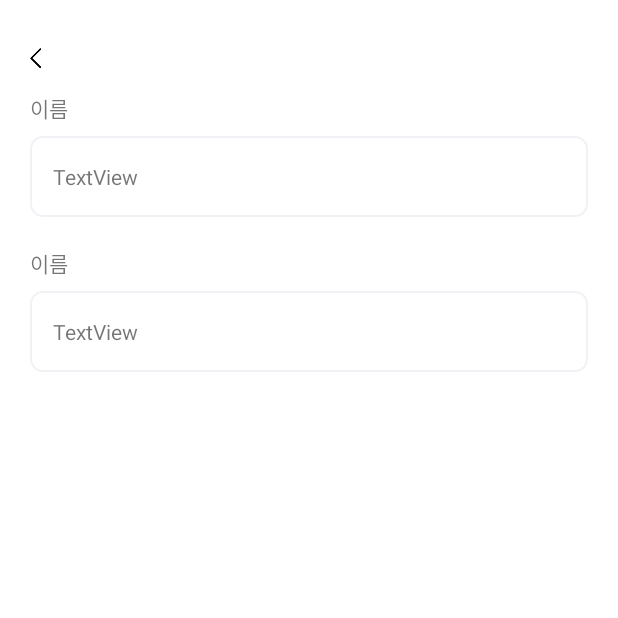
After one commit to ozet-team/ozet-android, an Android app: the fragment InfoInputFragment shown on its own in the app's theme, on a phone screen of 412 x 824 dp, the top half of it. The commit adds this screen. Run offline under Robolectric (Android 15) with nearby library versions, the phone set to English and light mode, and no system bars; our stand-ins replace data binding; 1 statement that could not run was skipped.

Commit message:
Add InfoInput View

```diff
--- a/app/src/main/java/com/team/ozet/base/BaseFragment.kt
+++ b/app/src/main/java/com/team/ozet/base/BaseFragment.kt
@@ -5,6 +5,7 @@ import android.os.Bundle
 import android.view.LayoutInflater
 import android.view.View
 import android.view.ViewGroup
+import android.view.WindowManager
 import android.widget.Toast
 import androidx.annotation.LayoutRes
 import androidx.databinding.DataBindingUtil
@@ -26,6 +27,8 @@ abstract class BaseFragment<B : ViewDataBinding>(@LayoutRes val layoutId: Int) :
         container: ViewGroup?,
         savedInstanceState: Bundle?
     ): View? {
+        getActivity()?.getWindow()
+            ?.setSoftInputMode(WindowManager.LayoutParams.SOFT_INPUT_ADJUST_RESIZE);
         binding = DataBindingUtil.inflate(inflater, layoutId, container, false)
         thisContext = inflater.context
 
--- /dev/null
+++ b/app/src/main/java/com/team/ozet/views/info_input/InfoInputFragment.kt
@@ -0,0 +1,25 @@
+package com.team.ozet.views.info_input
+
+import androidx.lifecycle.ViewModelProvider
+import android.os.Bundle
+import android.view.LayoutInflater
+import android.view.View
+import android.view.ViewGroup
+import com.team.ozet.R
+import com.team.ozet.base.BaseFragment
+import com.team.ozet.databinding.FragmentInfoInputBinding
+import com.team.ozet.views.join.JoinViewModel
+import org.koin.androidx.viewmodel.ext.android.viewModel
+
+class InfoInputFragment : BaseFragment<FragmentInfoInputBinding>(R.layout.fragment_info_input) {
+    private val viewModel: InfoInputViewModel by viewModel()
+
+    override fun init() {
+        binding.vm = viewModel
+        callback()
+    }
+
+    private fun callback() {
+
+    }
+}
--- /dev/null
+++ b/app/src/main/res/layout/fragment_info_input.xml
@@ -0,0 +1,70 @@
+<?xml version="1.0" encoding="utf-8"?>
+<layout xmlns:android="http://schemas.android.com/apk/res/android"
+    xmlns:app="http://schemas.android.com/apk/res-auto"
+    xmlns:tools="http://schemas.android.com/tools">
+    <data>
+
+        <variable
+            name="vm"
+            type="com.team.ozet.views.info_input.InfoInputViewModel"/>
+    </data>
+
+    <LinearLayout
+        android:layout_width="match_parent"
+        android:layout_height="match_parent"
+        android:orientation="vertical">
+
+        <LinearLayout
+            android:layout_width="match_parent"
+            android:layout_height="wrap_content"
+            android:orientation="vertical">
+
+            <include
+                layout="@layout/back_button"
+                android:layout_width="match_parent"
+                android:layout_height="wrap_content"
+                android:layout_marginTop="16dp" />
+        </LinearLayout>
+
+        <LinearLayout
+            android:layout_width="match_parent"
+            android:layout_height="wrap_content"
+            android:layout_marginLeft="20dp"
+            android:layout_marginRight="20dp"
+            android:orientation="vertical">
+
+            <TextView
+                android:id="@+id/textView6"
+                android:layout_width="match_parent"
+                android:layout_height="wrap_content"
+                android:text="이름" />
+
+            <include
+                layout="@layout/name_text_box"
+                android:layout_width="match_parent"
+                android:layout_height="wrap_content"
+                android:layout_marginTop="8dp" />
+
+            <TextView
+                android:id="@+id/textView7"
+                android:layout_marginTop="20dp"
+                android:layout_width="match_parent"
+                android:layout_height="wrap_content"
+                android:text="이름" />
+
+            <include
+                layout="@layout/name_text_box"
+                android:layout_width="match_parent"
+                android:layout_height="wrap_content"
+                android:layout_marginTop="8dp" />
+        </LinearLayout>
+
+        <androidx.constraintlayout.widget.ConstraintLayout
+            android:layout_width="match_parent"
+            android:layout_height="match_parent">
+
+        </androidx.constraintlayout.widget.ConstraintLayout>
+
+
+    </LinearLayout>
+</layout>
--- a/build.gradle
+++ b/build.gradle
@@ -8,7 +8,7 @@ buildscript {
     }
     dependencies {
         classpath "com.android.tools.build:gradle:4.1.1"
-        classpath "org.jetbrains.kotlin:kotlin-gradle-plugin:$kotlin_version"
+        classpath "org.jetbrains.kotlin:kotlin-gradle-plugin:1.5.30"
         classpath "com.apollographql.apollo:apollo-gradle-plugin:2.5.2"
         // NOTE: Do not place your application dependencies here; they belong
         // in the individual module build.gradle files
```
Also changed, not shown: app/src/main/java/com/team/ozet/views/info_input/InfoInputViewModel.kt (added, +17 -0 lines), app/src/main/java/com/team/ozet/views/join/JoinFragment.kt (+25 -3 lines), app/src/main/res/layout/btn_bottom.xml (deleted, +0 -15 lines), app/src/main/res/layout/fragment_join.xml (+14 -9 lines).
